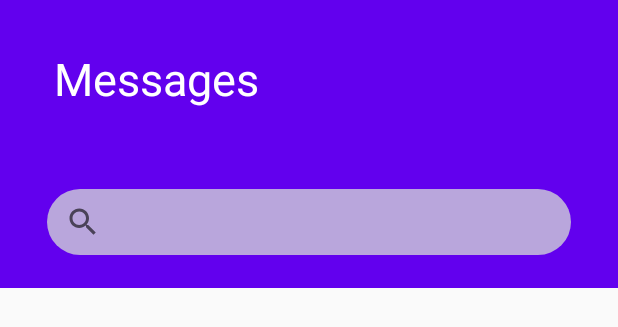
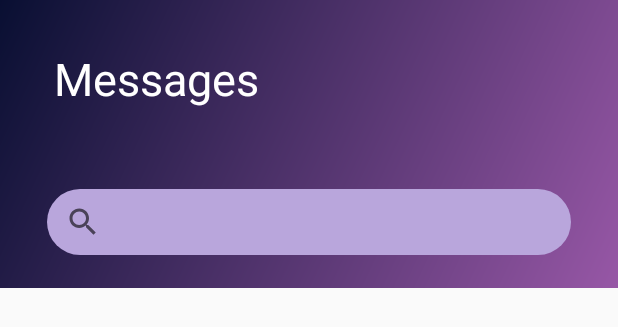
Before and after one commit to dkhos17/Candy-Shop, an Android app: the layout messages.xml on its own in the app's theme, with its tools: preview values and no code run, on a phone screen of 412 x 824 dp. Shown: the top 327 px of the screen. Run offline under Robolectric (Android 15) with nearby library versions, the phone set to English and light mode, and no system bars.

Commit message:
viewholder swipe started and configure shapes and gradients

```diff
--- a/ClientApp/app/build.gradle
+++ b/ClientApp/app/build.gradle
@@ -46,4 +46,5 @@ dependencies {
     implementation 'com.google.android.material:material:1.0.0'
     implementation 'androidx.navigation:navigation-fragment-ktx:2.2.2'
     implementation 'androidx.navigation:navigation-ui-ktx:2.2.2'
+    implementation 'it.xabaras.android:recyclerview-swipedecorator:1.2.3'
 }
--- /dev/null
+++ b/ClientApp/app/src/main/res/drawable/gradient.xml
@@ -0,0 +1,9 @@
+<?xml version="1.0" encoding="utf-8"?>
+<shape xmlns:android="http://schemas.android.com/apk/res/android"
+    android:shape="rectangle">
+    <gradient
+        android:angle="135"
+        android:startColor="#9757A6"
+        android:endColor="#090F32"
+        android:type="linear"/>
+</shape>
--- /dev/null
+++ b/ClientApp/app/src/main/res/drawable/reverse_gradient.xml
@@ -0,0 +1,9 @@
+<?xml version="1.0" encoding="utf-8"?>
+<shape xmlns:android="http://schemas.android.com/apk/res/android"
+    android:shape="rectangle">
+    <gradient
+        android:angle="135"
+        android:startColor="#090F32"
+        android:endColor="#9757A6"
+        android:type="linear"/>
+</shape>
--- a/ClientApp/app/src/main/res/layout/messages.xml
+++ b/ClientApp/app/src/main/res/layout/messages.xml
@@ -10,16 +10,18 @@
     <com.google.android.material.appbar.AppBarLayout
         android:id="@+id/appbar"
 
+        android:layout_width="match_parent"
         android:layout_height="192dp"
-        android:layout_width="match_parent">
+        android:background="@drawable/reverse_gradient">
 
         <com.google.android.material.appbar.CollapsingToolbarLayout
             android:layout_width="match_parent"
             android:layout_height="match_parent"
-            app:toolbarId="@+id/toolbar"
+            android:background="@drawable/gradient"
+            app:contentScrim="@drawable/reverse_gradient"
+
             app:layout_scrollFlags="scroll|exitUntilCollapsed"
-
-            app:contentScrim="?attr/colorPrimary">
+            app:toolbarId="@+id/toolbar">
 
 
             <androidx.appcompat.widget.Toolbar
@@ -60,7 +62,7 @@
     </com.google.android.material.appbar.AppBarLayout>
 
     <androidx.recyclerview.widget.RecyclerView
-        android:id="@+id/messages"
+        android:id="@+id/messages_recyclerview"
         android:layout_width="match_parent"
         android:layout_height="match_parent"
         app:layout_behavior="com.google.android.material.appbar.AppBarLayout$ScrollingViewBehavior"
```
Also changed, not shown: ClientApp/app/src/main/java/com/example/clientapp/fragments/MessageFragment.kt (+34 -1 lines), ClientApp/app/src/main/java/com/example/clientapp/recycler/MessageRecyclerViewAdapter.kt (+7 -2 lines), ClientApp/app/src/main/res/drawable/circle_shape.xml (added, +13 -0 lines), ClientApp/app/src/main/res/drawable/custom_shape_light.xml (added, +13 -0 lines), ClientApp/app/src/main/res/layout/chat.xml (+43 -43 lines).
